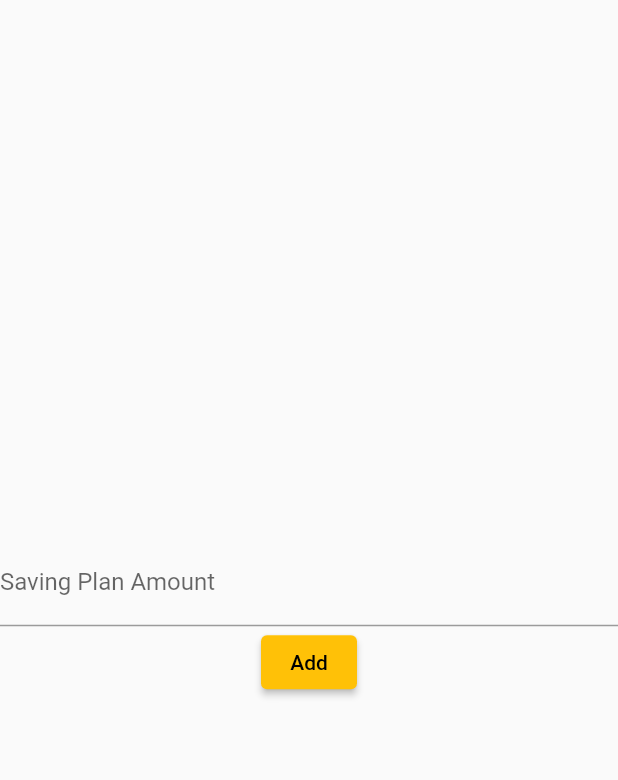
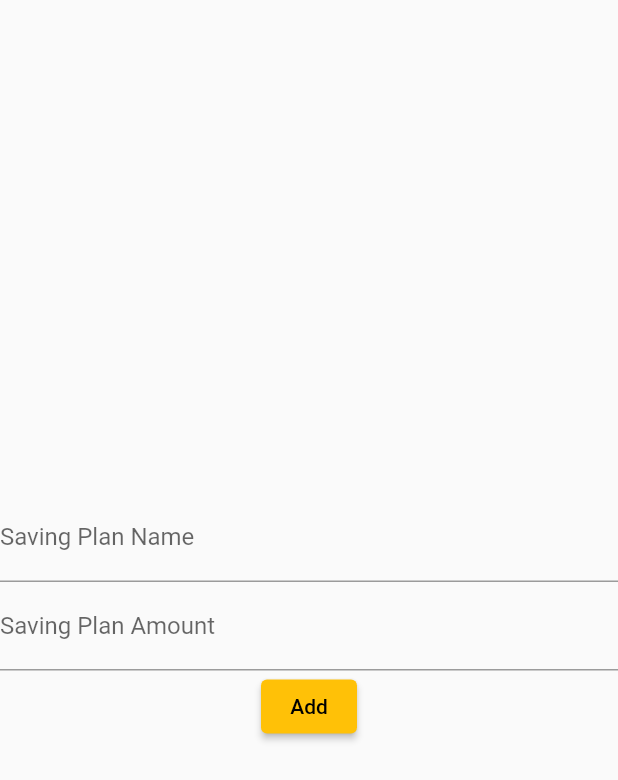
Before and after one commit to candraos/student_pay_repo, a Flutter app: the screen it shows after launch, item 4 of the bottom bar chosen, after a tap on the "add" icon, on a phone screen of 412 x 824 dp. Shown: the top 780 px of the screen. Run offline on Flutter 3.47's test engine with Material 2 defaults, Android fonts, the phone set to English and light mode, and no system bars; our stand-ins replace file_picker, permission_handler, pie_chart, sqflite; accounts and stored records are empty.

Commit message:
fixed savings plan

```diff
--- a/lib/models/database_helper.dart
+++ b/lib/models/database_helper.dart
@@ -36,6 +36,7 @@ class DatabaseHelper {
       await db.execute('''
         CREATE TABLE SavingPlan(
           id INTEGER PRIMARY KEY AUTOINCREMENT,
+          name TEXT,
           plan REAL,
           moneySpent REAL
         )
--- a/lib/models/saving_plan.dart
+++ b/lib/models/saving_plan.dart
@@ -2,14 +2,16 @@ class SavingPlan {
   int? id;
   double plan;
   double moneySpent = 0;
+  String name = "";
 
-  SavingPlan({this.id, required this.plan, this.moneySpent = 0});
+  SavingPlan({this.id, required this.plan, required this.name, this.moneySpent = 0});
 
   Map<String, dynamic> toJson() {
     return {
       'id': id,
       'plan': plan,
       'moneySpent': moneySpent,
+      'name' : name
     };
   }
 
@@ -18,6 +20,7 @@ class SavingPlan {
       id: json['id'],
       plan: json['plan'],
       moneySpent: json['moneySpent'],
+      name: json['name'],
     );
   }
 }
--- a/lib/view_models/saving_plan_view_model.dart
+++ b/lib/view_models/saving_plan_view_model.dart
@@ -34,7 +34,8 @@ class SavingPlanViewModel with ChangeNotifier{
       return SavingPlan(
           id: maps[i]['id'],
           plan: maps[i]['plan'],
-        moneySpent: maps[i]['moneySpent']
+        moneySpent: maps[i]['moneySpent'],
+          name: maps[i]['name']
       );
     });
     getRemaining();
--- a/lib/views/add_saving_plan.dart
+++ b/lib/views/add_saving_plan.dart
@@ -13,10 +13,13 @@ class AddSavingPlan extends StatefulWidget {
 
 class _AddSavingPlanState extends State<AddSavingPlan> {
   final _planController = TextEditingController();
+  final _nameController = TextEditingController();
   final _formKey = GlobalKey<FormState>();
   @override
   Widget build(BuildContext context) {
     _planController.text = widget.planJson != null? widget.planJson!["plan"].toString() : "";
+    _nameController.text = widget.planJson != null? widget.planJson!["name"].toString() : "";
+
 
     return Scaffold(
       body: Form(
@@ -24,6 +27,24 @@ class _AddSavingPlanState extends State<AddSavingPlan> {
         child:  Column(
           mainAxisAlignment: MainAxisAlignment.center,
           children: [
+
+            TextFormField(
+              controller: _nameController,
+              decoration: InputDecoration(
+                labelText: 'Saving Plan Name',
+
+              ),
+
+              validator: (value) {
+                if (value == null || value.isEmpty) {
+                  return 'Please enter the saving plan name';
+                }
+
+                return null;
+              },
+
+            ),
+
             TextFormField(
               controller: _planController,
               decoration: InputDecoration(
@@ -53,13 +74,13 @@ class _AddSavingPlanState extends State<AddSavingPlan> {
                 if (_formKey.currentState!.validate()) {
 
                   if(widget.id == null || widget.planJson == null){
-                    SavingPlanViewModel().addPlan(SavingPlan(plan: double.parse(_planController.text.trim())));
+                    SavingPlanViewModel().addPlan(SavingPlan(plan: double.parse(_planController.text.trim(),),name: _nameController.text.trim()));
                     ScaffoldMessenger.of(context).showSnackBar(
                       SnackBar(content: Text('Saving Plan Added Successfully')),
                     );
                   }
                   else{
-                    SavingPlan newPlan = SavingPlan(id: widget.id!,plan: double.parse(_planController.text.trim()));
+                    SavingPlan newPlan = SavingPlan(id: widget.id!,plan: double.parse(_planController.text.trim()),name: _nameController.text.trim());
                     SavingPlanViewModel().update(widget.id!, newPlan.toJson());
                     ScaffoldMessenger.of(context).showSnackBar(
                       SnackBar(content: Text('Saving Plan Updated Successfully')),
--- a/lib/views/savings_plan.dart
+++ b/lib/views/savings_plan.dart
@@ -40,7 +40,8 @@ class _SavingsPlanState extends State<SavingsPlan> {
                                   onTap: () {
                                     Navigator.of(context).push(MaterialPageRoute(builder: (context) => AddMoneySpent(plan: plan)));
                                   },
-                                  title: Text("${plan.plan}"),
+                                  title: Text("${plan.name} : ${plan.plan}"),
+                                  subtitle: Text("remaining: ${(plan.plan-plan.moneySpent)}"),
                                   trailing: IconButton(
                                     icon: Icon(Icons.delete),
                                     onPressed: () async{
@@ -63,23 +64,23 @@ class _SavingsPlanState extends State<SavingsPlan> {
                 }
             ),
           ),
-          Consumer<SavingPlanViewModel>(
-            builder: (context,savingPlan,child){
-              savingPlan.getRemaining();
-              return Text("Remaining: ${savingPlan.remaining}",style: TextStyle(
-                  fontSize: 20,
-                  fontWeight: FontWeight.bold
-              )
-              );
-            },
-          )
+          // Consumer<SavingPlanViewModel>(
+          //   builder: (context,savingPlan,child){
+          //     savingPlan.getRemaining();
+          //     return Text("Remaining: ${savingPlan.remaining}",style: TextStyle(
+          //         fontSize: 20,
+          //         fontWeight: FontWeight.bold
+          //     )
+          //     );
+          //   },
+          // )
         ],
       ),
 
       floatingActionButton: FloatingActionButton(
         child: Icon(Icons.add),
       onPressed: () {
-    Navigator.of(context).push(MaterialPageRoute(builder: (context) => AddSavingPlan(id: id,planJson: planJson,)));
+    Navigator.of(context).push(MaterialPageRoute(builder: (context) => AddSavingPlan()));
     },
     )
     );
```
